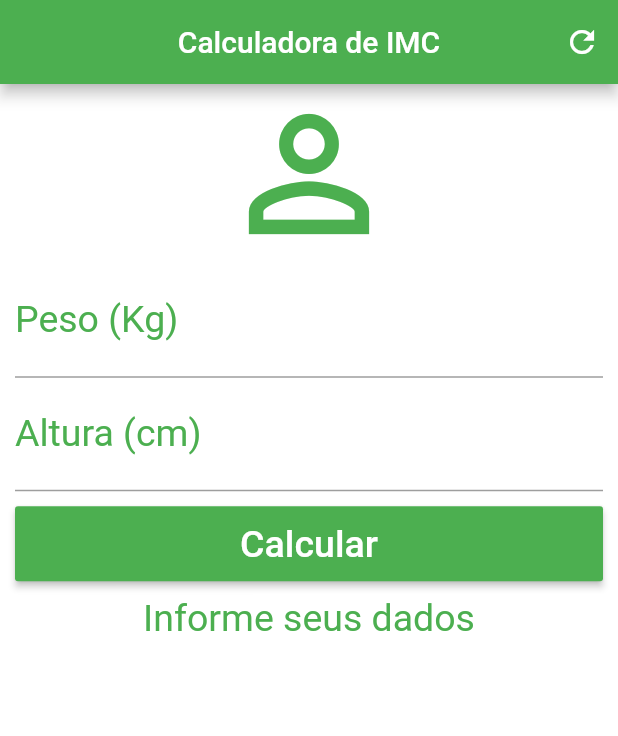
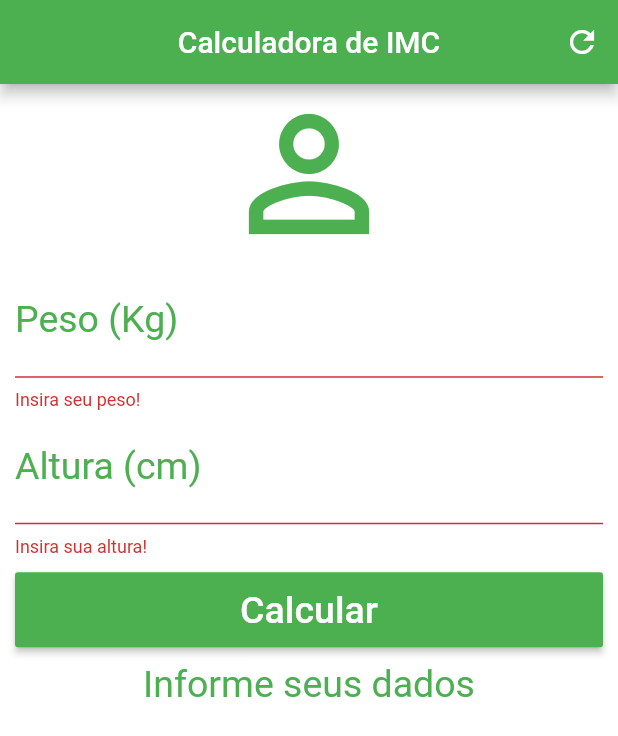
Before and after one commit to sidneisimeao/calculadora_imc, a Flutter app: the screen it shows after launch, after a tap on "Calcular", on a phone screen of 412 x 824 dp. Shown: the top 736 px of the screen. Run offline on Flutter 3.47's test engine with Material 2 defaults, Android fonts, the phone set to English and light mode, and no system bars.

Commit message:
App 2 finalizado

```diff
--- a/lib/main.dart
+++ b/lib/main.dart
@@ -13,12 +13,18 @@ class _HomeState extends State<Home> {
   TextEditingController weightController = TextEditingController();
   TextEditingController heightController = TextEditingController();
 
+  GlobalKey<FormState> _formKey = GlobalKey<FormState>();
+
   String _infoText = "Informe seus dados";
 
   void _resetFields() {
     weightController.text = "";
     heightController.text = "";
+
+    setState(() {
       _infoText = "Informe seus dados";
+      _formKey = GlobalKey<FormState>();
+    });
   }
 
   void _calculate() {
@@ -30,8 +36,16 @@ class _HomeState extends State<Home> {
 
       if (imc < 18.6) {
         _infoText = "Abaixo do Peso (${imc.toStringAsPrecision(4)})";
-      }else{
-         _infoText = "Criar faixas";
+      } else if (imc >= 18.6 && imc < 24.9) {
+        _infoText = "Peso Ideal (${imc.toStringAsPrecision(4)})";
+      } else if (imc >= 24.9 && imc < 29.9) {
+        _infoText = "Levemente Acima do Peso (${imc.toStringAsPrecision(4)})";
+      } else if (imc >= 29.9 && imc < 34.9) {
+        _infoText = "Obesidade grau I (${imc.toStringAsPrecision(4)})";
+      } else if (imc >= 34.9 && imc < 39.9) {
+        _infoText = "Obesidade grau II (${imc.toStringAsPrecision(4)})";
+      } else {
+        _infoText = "Obesidade grau III";
       }
     });
   }
@@ -53,6 +67,8 @@ class _HomeState extends State<Home> {
       backgroundColor: Colors.white,
       body: SingleChildScrollView(
           padding: EdgeInsets.fromLTRB(10.0, 0.0, 10.0, 0.0),
+          child: Form(
+            key: _formKey,
             child: Column(
               crossAxisAlignment: CrossAxisAlignment.stretch,
               children: <Widget>[
@@ -61,7 +77,7 @@ class _HomeState extends State<Home> {
                   size: 120.0,
                   color: Colors.green,
                 ),
-            TextField(
+                TextFormField(
                   keyboardType: TextInputType.number,
                   decoration: InputDecoration(
                       labelText: "Peso (Kg)",
@@ -69,8 +85,13 @@ class _HomeState extends State<Home> {
                   textAlign: TextAlign.center,
                   style: TextStyle(color: Colors.green, fontSize: 25.0),
                   controller: weightController,
+                  validator: (value) {
+                    if (value.isEmpty) {
+                      return "Insira seu peso!";
+                    }
+                  },
                 ),
-            TextField(
+                TextFormField(
                   keyboardType: TextInputType.number,
                   decoration: InputDecoration(
                       labelText: "Altura (cm)",
@@ -78,13 +99,22 @@ class _HomeState extends State<Home> {
                   textAlign: TextAlign.center,
                   style: TextStyle(color: Colors.green, fontSize: 25.0),
                   controller: heightController,
+                  validator: (value) {
+                    if (value.isEmpty) {
+                      return "Insira sua altura!";
+                    }
+                  },
                 ),
                 Padding(
                     padding: EdgeInsets.only(top: 10.0, bottom: 10.0),
                     child: Container(
                       height: 50.0,
                       child: RaisedButton(
-                    onPressed: _calculate,
+                        onPressed: () {
+                          if (_formKey.currentState.validate()) {
+                            _calculate();
+                          }
+                        },
                         child: Text(
                           "Calcular",
                           style: TextStyle(color: Colors.white, fontSize: 25.0),
@@ -99,7 +129,7 @@ class _HomeState extends State<Home> {
                 ),
               ],
             ),
-      ),
+          )),
     );
   }
 }
```
Lines whose indentation alone changed are shown as unchanged.
